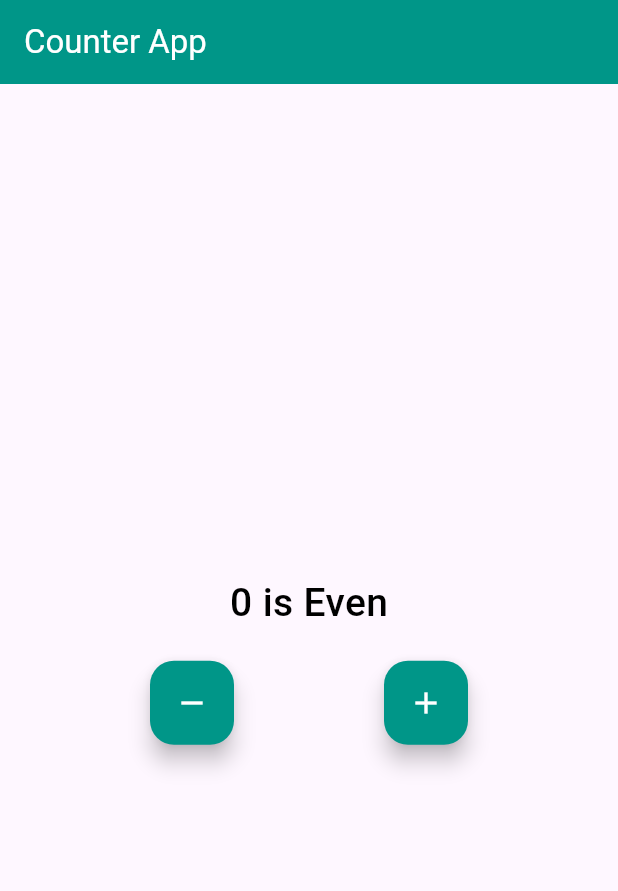
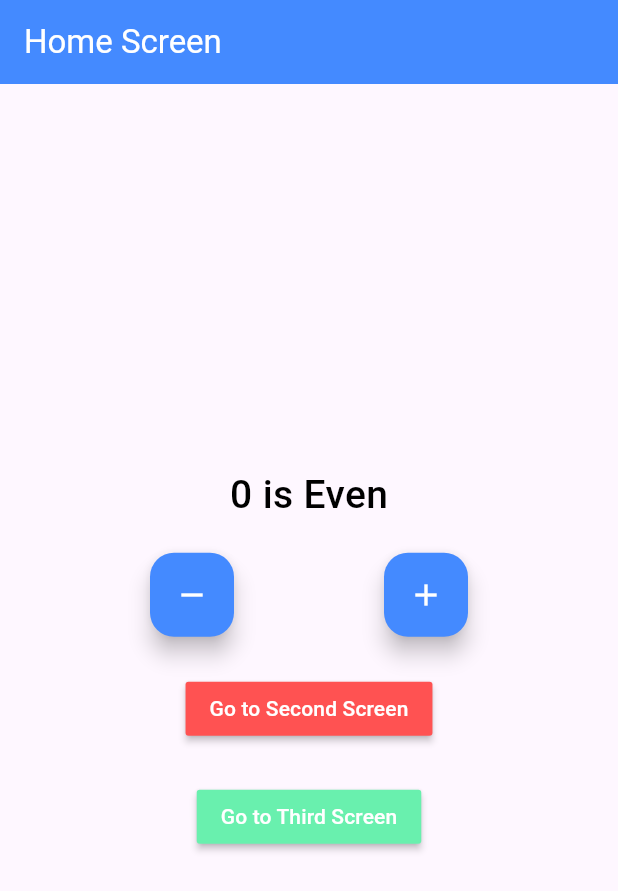
Before and after one commit to suheerthedev/learning-bloc, a Flutter app: the screen it shows after launch, on a phone screen of 412 x 824 dp. Shown: the top 891 px of the screen. Run offline on Flutter 3.47's test engine with Material 3 defaults, Android fonts, the phone set to English and light mode, and no system bars; our stand-ins replace bloc, equatable, flutter_bloc.

Commit message:
Implemented ROuting and Bloc Instance Sharing, Route Access

```diff
--- a/lib/cubit/counter_state.dart
+++ /dev/null
@@ -1,8 +0,0 @@
-part of 'counter_cubit.dart';
-
-final class CounterState {
-  int counterValue;
-  bool wasIncremented;
-
-  CounterState({required this.counterValue, this.wasIncremented = false});
-}
--- a/lib/cubit/counter_cubit.dart
+++ b/lib/logic/cubit/counter_cubit.dart
@@ -1,4 +1,5 @@
 import 'package:bloc/bloc.dart';
+import 'package:equatable/equatable.dart';
 
 part 'counter_state.dart';
 
--- /dev/null
+++ b/lib/logic/cubit/counter_state.dart
@@ -0,0 +1,11 @@
+part of 'counter_cubit.dart';
+
+class CounterState extends Equatable {
+  final int counterValue;
+  final bool wasIncremented;
+
+  const CounterState({required this.counterValue, this.wasIncremented = false});
+
+  @override
+  List<Object?> get props => [counterValue, wasIncremented];
+}
--- a/lib/main.dart
+++ b/lib/main.dart
@@ -1,132 +1,52 @@
 import 'package:flutter/material.dart';
 import 'package:flutter_bloc/flutter_bloc.dart';
-import 'package:learning_bloc/cubit/counter_cubit.dart';
+import 'package:learning_bloc/logic/cubit/counter_cubit.dart';
+import 'package:learning_bloc/presentation/screens/home_screen.dart';
+import 'package:learning_bloc/presentation/screens/second_screen.dart';
+import 'package:learning_bloc/presentation/screens/third_screen.dart';
 
 void main() {
   runApp(MyApp());
 }
 
-class MyApp extends StatelessWidget {
-  const MyApp({super.key});
+class MyApp extends StatefulWidget {
+  MyApp({super.key});
+
+  @override
+  State<MyApp> createState() => _MyAppState();
+}
+
+class _MyAppState extends State<MyApp> {
+  final CounterCubit _counterCubit = CounterCubit();
+
+  @override
+  void dispose() {
+    _counterCubit.close();
+    super.dispose();
+  }
 
   @override
   Widget build(BuildContext context) {
-    return BlocProvider(
-      create: (context) => CounterCubit(),
-      child: MaterialApp(
-        title: 'Counter Bloc App',
-        theme: ThemeData(
-          primaryColor: Colors.brown,
-          visualDensity: VisualDensity.adaptivePlatformDensity,
+    return MaterialApp(
+      title: 'Counter Bloc App',
+      theme: ThemeData(
+        primaryColor: Colors.brown,
+        visualDensity: VisualDensity.adaptivePlatformDensity,
+      ),
+      routes: {
+        '/': (context) => BlocProvider.value(
+          value: _counterCubit,
+          child: HomeScreen(title: 'Home Screen', color: Colors.blueAccent),
         ),
-        home: HomePage(title: 'Counter App'),
-      ),
+        '/second': (context) => BlocProvider.value(
+          value: _counterCubit,
+          child: SecondScreen(title: 'Second Screen', color: Colors.redAccent),
+        ),
+        '/third': (context) => BlocProvider.value(
+          value: _counterCubit,
+          child: ThirdScreen(title: 'Third Screen', color: Colors.greenAccent),
+        ),
+      },
     );
   }
 }
-
-class HomePage extends StatefulWidget {
-  final String title;
-  const HomePage({super.key, required this.title});
-
-  @override
-  State<HomePage> createState() => _HomePageState();
-}
-
-class _HomePageState extends State<HomePage> {
-  @override
-  Widget build(BuildContext context) {
-    return Scaffold(
-      appBar: AppBar(
-        title: Text('Counter App', style: TextStyle(color: Colors.white)),
-        backgroundColor: Colors.teal,
-      ),
-      body: SafeArea(
-        child: Column(
-          mainAxisAlignment: MainAxisAlignment.center,
-          children: [
-            BlocConsumer<CounterCubit, CounterState>(
-              listener: (context, state) {
-                if (state.wasIncremented) {
-                  ScaffoldMessenger.of(context).showSnackBar(
-                    SnackBar(
-                      content: Text('Incremented :)'),
-                      duration: Duration(milliseconds: 200),
-                    ),
-                  );
-                } else {
-                  ScaffoldMessenger.of(context).showSnackBar(
-                    SnackBar(
-                      content: Text('Decremented :('),
-                      duration: Duration(milliseconds: 200),
-                    ),
-                  );
-                }
-              },
-              builder: (context, state) {
-                if (state.counterValue < 0) {
-                  return Text(
-                    'WHOPPS, NEGATIVE VALUE',
-                    style: TextStyle(
-                      fontSize: 26,
-
-                      fontWeight: FontWeight.w500,
-                      color: Colors.black,
-                    ),
-                  );
-                }
-                if (state.counterValue % 2 == 0) {
-                  return Text(
-                    '${state.counterValue} is Even',
-                    style: TextStyle(
-                      fontSize: 26,
-
-                      fontWeight: FontWeight.w500,
-                      color: Colors.black,
-                    ),
-                  );
-                } else {
-                  return Text(
-                    '${state.counterValue} is Odd',
-                    style: TextStyle(
-                      fontSize: 26,
-
-                      fontWeight: FontWeight.w500,
-                      color: Colors.black,
-                    ),
-                  );
-                }
-              },
-            ),
-
-            const SizedBox(height: 20),
-            Row(
-              mainAxisAlignment: MainAxisAlignment.spaceEvenly,
-              children: [
-                FloatingActionButton(
-                  onPressed: () {
-                    BlocProvider.of<CounterCubit>(context).decrement();
-
-                    // context.bloc<CounterCubit>().decrement();
-                  },
-                  tooltip: 'Decrement',
-                  backgroundColor: Colors.teal,
-                  child: Icon(Icons.remove, color: Colors.white),
-                ),
-
-                FloatingActionButton(
-                  onPressed: () {
-                    BlocProvider.of<CounterCubit>(context).increment();
-                  },
-                  tooltip: 'Increment',
-                  backgroundColor: Colors.teal,
-                  child: Icon(Icons.add, color: Colors.white),
-                ),
-              ],
-            ),
-          ],
-        ),
-      ),
-    );
-  }
-}
--- /dev/null
+++ b/lib/presentation/screens/home_screen.dart
@@ -0,0 +1,136 @@
+import 'package:flutter/material.dart';
+import 'package:flutter_bloc/flutter_bloc.dart';
+import 'package:learning_bloc/logic/cubit/counter_cubit.dart';
+
+class HomeScreen extends StatefulWidget {
+  final String title;
+  final Color color;
+  const HomeScreen({super.key, required this.title, required this.color});
+
+  @override
+  State<HomeScreen> createState() => _HomeScreenState();
+}
+
+class _HomeScreenState extends State<HomeScreen> {
+  @override
+  Widget build(BuildContext context) {
+    return Scaffold(
+      appBar: AppBar(
+        title: Text(widget.title, style: TextStyle(color: Colors.white)),
+        backgroundColor: widget.color,
+      ),
+      body: SafeArea(
+        child: Column(
+          mainAxisAlignment: MainAxisAlignment.center,
+          children: [
+            BlocConsumer<CounterCubit, CounterState>(
+              listener: (context, state) {
+                if (state.wasIncremented) {
+                  ScaffoldMessenger.of(context).showSnackBar(
+                    SnackBar(
+                      content: Text('Incremented :)'),
+                      duration: Duration(milliseconds: 200),
+                    ),
+                  );
+                } else {
+                  ScaffoldMessenger.of(context).showSnackBar(
+                    SnackBar(
+                      content: Text('Decremented :('),
+                      duration: Duration(milliseconds: 200),
+                    ),
+                  );
+                }
+              },
+              builder: (context, state) {
+                if (state.counterValue < 0) {
+                  return Text(
+                    'WHOPPS, NEGATIVE VALUE',
+                    style: TextStyle(
+                      fontSize: 26,
+
+                      fontWeight: FontWeight.w500,
+                      color: Colors.black,
+                    ),
+                  );
+                }
+                if (state.counterValue % 2 == 0) {
+                  return Text(
+                    '${state.counterValue} is Even',
+                    style: TextStyle(
+                      fontSize: 26,
+
+                      fontWeight: FontWeight.w500,
+                      color: Colors.black,
+                    ),
+                  );
+                } else {
+                  return Text(
+                    '${state.counterValue} is Odd',
+                    style: TextStyle(
+                      fontSize: 26,
+
+                      fontWeight: FontWeight.w500,
+                      color: Colors.black,
+                    ),
+                  );
+                }
+              },
+            ),
+
+            const SizedBox(height: 20),
+            Row(
+              mainAxisAlignment: MainAxisAlignment.spaceEvenly,
+              children: [
+                FloatingActionButton(
+                  onPressed: () {
+                    BlocProvider.of<CounterCubit>(context).decrement();
+
+                    // context.bloc<CounterCubit>().decrement();
+                  },
+                  tooltip: 'Decrement',
+                  backgroundColor: widget.color,
+                  child: Icon(Icons.remove, color: Colors.white),
+                ),
+
+                FloatingActionButton(
+                  onPressed: () {
+                    BlocProvider.of<CounterCubit>(context).increment();
+                  },
+                  tooltip: 'Increment',
+                  backgroundColor: widget.color,
+                  child: Icon(Icons.add, color: Colors.white),
+                ),
+              ],
+            ),
+
+            SizedBox(height: 24),
+
+            MaterialButton(
+              onPressed: () {
+                Navigator.of(context).pushNamed('/second');
+              },
+              color: Colors.redAccent,
+              child: Text(
+                'Go to Second Screen',
+                style: TextStyle(color: Colors.white),
+              ),
+            ),
+
+            SizedBox(height: 24),
+
+            MaterialButton(
+              onPressed: () {
+                Navigator.of(context).pushNamed('/third');
+              },
+              color: Colors.greenAccent,
+              child: Text(
+                'Go to Third Screen',
+                style: TextStyle(color: Colors.white),
+              ),
+            ),
+          ],
+        ),
+      ),
+    );
+  }
+}
--- a/pubspec.yaml
+++ b/pubspec.yaml
@@ -38,6 +38,7 @@ dependencies:
   flutter_bloc: ^9.1.1
   test: ^1.26.2
   bloc_test: ^10.0.0
+  equatable: ^2.0.7
 
 dev_dependencies:
   flutter_test:
```
Also changed, not shown: lib/presentation/screens/second_screen.dart (added, +123 -0 lines), lib/presentation/screens/third_screen.dart (added, +118 -0 lines), pubspec.lock, 2 other files.
